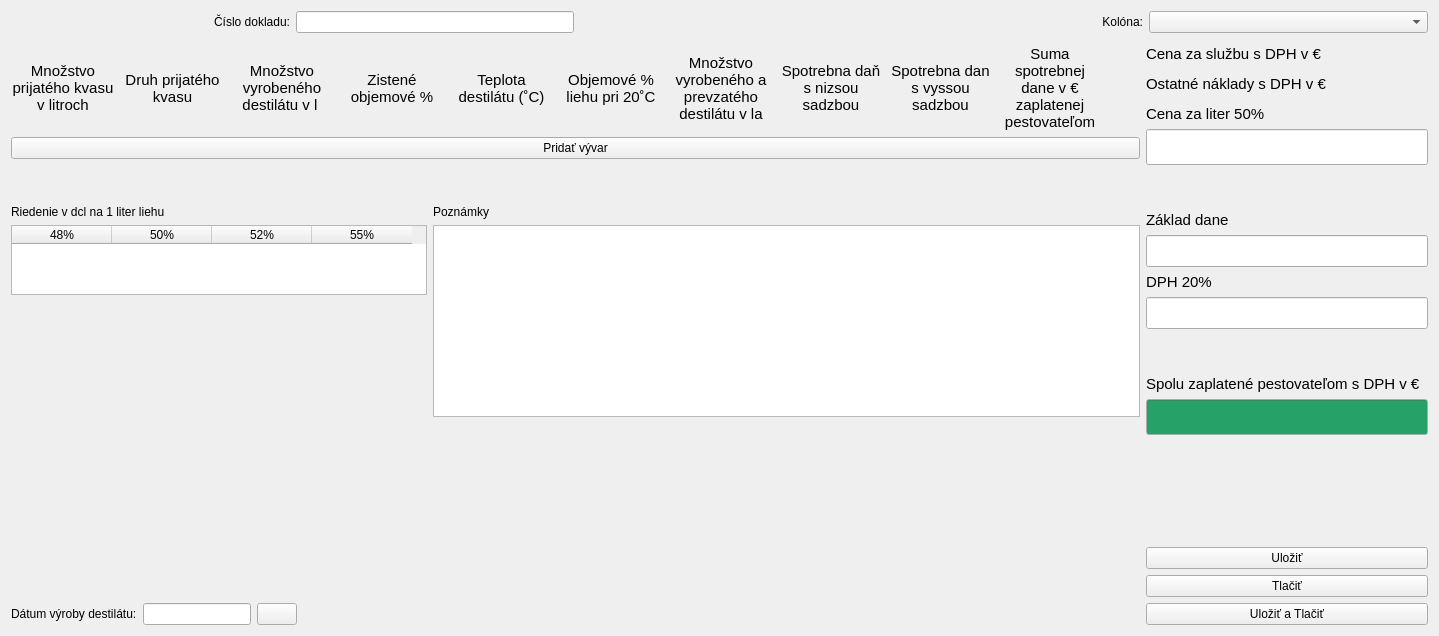
Above: src/ui/create_distilling_tab.ui from EduardFrlicka/Palenica-PyQt6 before the change. Below: the same form after it.
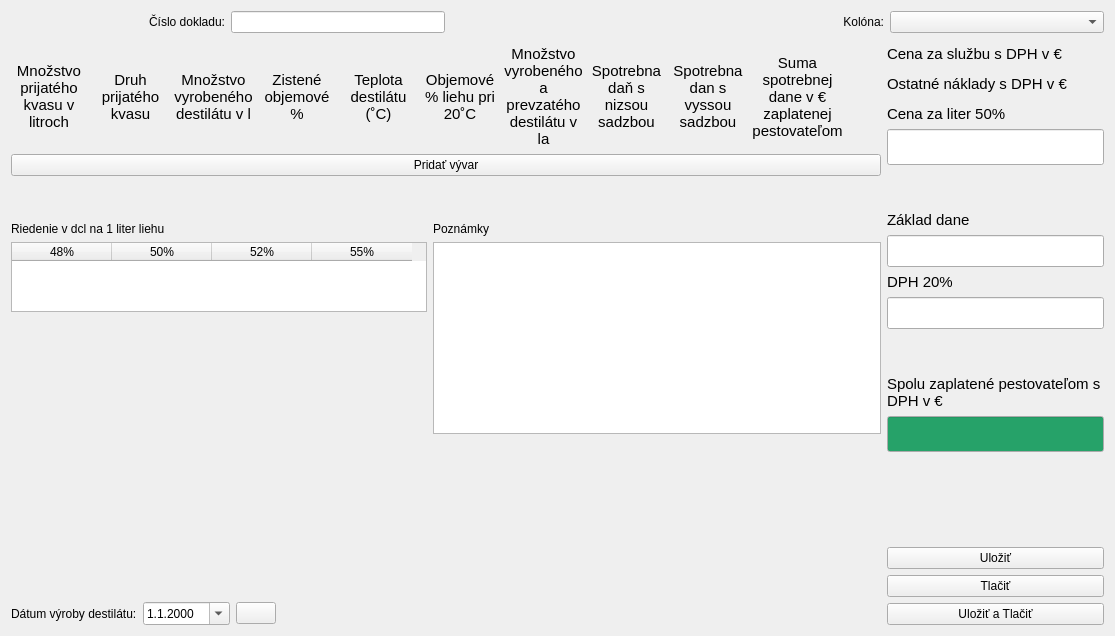
That is the form after the change. Icons and pictures are not drawn. Custom widgets are drawn as their Qt base class.

Patch:
```diff
--- a/src/ui/create_distilling_tab.ui
+++ b/src/ui/create_distilling_tab.ui
@@ -6,7 +6,7 @@
    <rect>
     <x>0</x>
     <y>0</y>
-    <width>1439</width>
+    <width>1115</width>
     <height>636</height>
    </rect>
   </property>
@@ -479,27 +479,12 @@
           </widget>
          </item>
          <item>
-          <widget class="QLineEdit" name="lineEdit_date">
-           <property name="sizePolicy">
-            <sizepolicy hsizetype="Preferred" vsizetype="Fixed">
-             <horstretch>0</horstretch>
-             <verstretch>0</verstretch>
-            </sizepolicy>
+          <widget class="QDateEdit" name="dateEdit">
+           <property name="displayFormat">
+            <string>d.M.yyyy</string>
            </property>
-           <property name="inputMask">
-            <string/>
-           </property>
-           <property name="text">
-            <string/>
-           </property>
-           <property name="cursorPosition">
-            <number>0</number>
-           </property>
-           <property name="placeholderText">
-            <string/>
-           </property>
-           <property name="cursorMoveStyle">
-            <enum>Qt::CursorMoveStyle::LogicalMoveStyle</enum>
+           <property name="calendarPopup">
+            <bool>true</bool>
            </property>
           </widget>
          </item>
```
Left out of the diff: 39 changed lines with no effect on the pictures.
